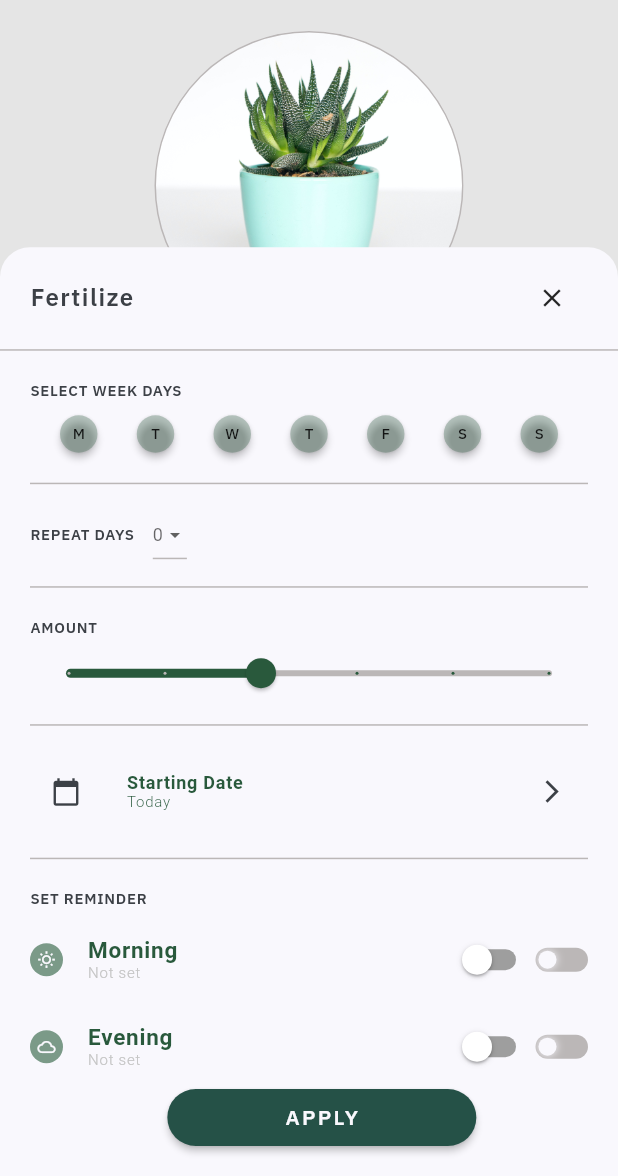
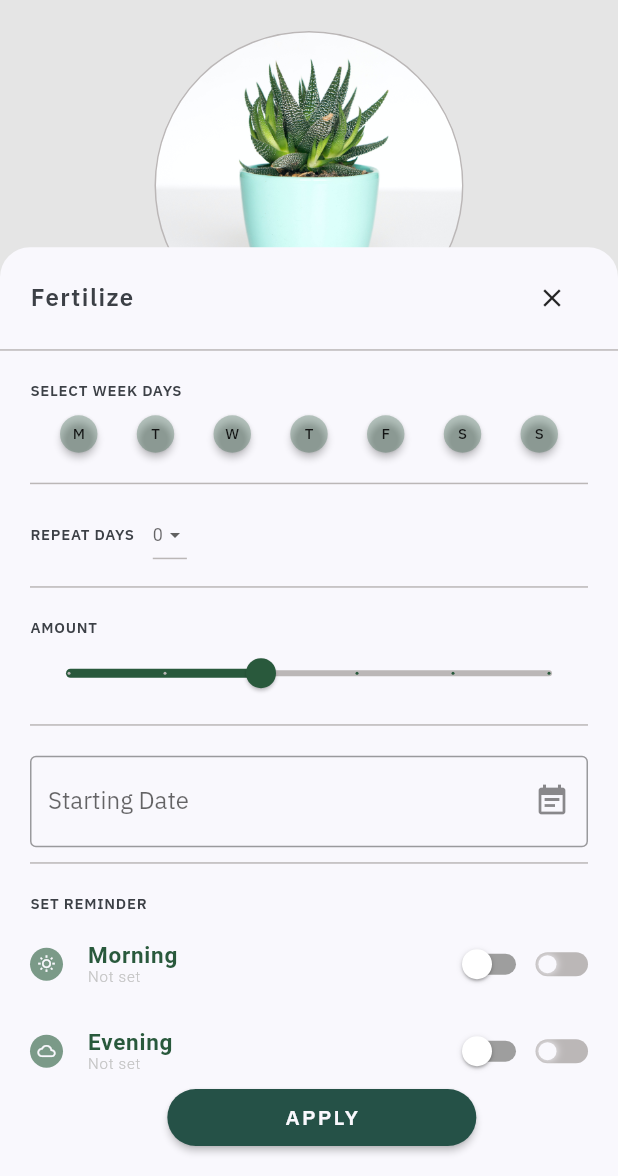
Before and after one commit to KChristelle/plant_project_summative, a Flutter app: the FertilizeScheduler screen opened directly, on a phone screen of 412 x 824 dp, the part 60-1236 px from its top. Run offline on Flutter 3.47's test engine with Material 2 defaults, Android fonts, the phone set to English and light mode, and no system bars; drawn by our look-alikes of date_field, slider_button; our stand-ins replace google_fonts, sqflite, table_calendar; accounts and stored records are empty.

Commit message:
added todo

```diff
--- a/lib/screens/details/components/careOption.dart
+++ b/lib/screens/details/components/careOption.dart
@@ -12,6 +12,7 @@ class CareOption extends StatelessWidget {
     this.press,
     this.color,
     this.backgroundColor,
+    // Add another global var
   });
   final String title, schedule;
   final Icon icon;
@@ -66,7 +67,9 @@ class CareOption extends StatelessWidget {
 
         // slider button
         Spacer(),
-        GreenSwitch(),
+        GreenSwitch(
+          press: null,
+        ),
         SliderButton(
           action: press,
           label: Text(''),
--- a/lib/screens/details/components/plantScheduler.dart
+++ b/lib/screens/details/components/plantScheduler.dart
@@ -5,6 +5,7 @@ import 'package:plant_growth_tracking_app/screens/details/components/listSelecto
 import 'package:plant_growth_tracking_app/screens/details/components/careOption.dart';
 // ignore: unused_import
 import 'package:date_field/date_field.dart';
+import 'package:plant_growth_tracking_app/screens/details/components/test.dart';
 
 class PlantScheduler extends StatelessWidget {
   PlantScheduler({Key key, this.action});
@@ -151,93 +152,95 @@ class PlantScheduler extends StatelessWidget {
                     height: 1.0,
                     color: Color(0xffBBB7B7),
                   ),
+                  // SizedBox(
+                  //   height: kDefaultPadding,
+                  // ),
+
+                  // calendar setting
+                  // Row(
+                  //   children: [
+                  //     // calendar icon
+                  //     IconButton(
+                  //       icon: Icon(Icons.calendar_today),
+                  //       iconSize: 20,
+                  //       color: kTextColor,
+                  //       onPressed: () {
+                  //         //
+                  //       },
+                  //     ),
+
+                  //     SizedBox(
+                  //       width: size.width * 0.04,
+                  //     ),
+
+                  //     // starting date
+                  //     Column(
+                  //       children: [
+                  //         RichText(
+                  //           text: TextSpan(
+                  //             children: [
+                  //               TextSpan(
+                  //                 text: "Starting Date\n",
+                  //                 style: TextStyle(
+                  //                   fontWeight: FontWeight.w600,
+                  //                   letterSpacing: 0.5,
+                  //                   fontSize: 12,
+                  //                   color: darkGreen,
+                  //                 ),
+                  //               ),
+                  //               TextSpan(
+                  //                 text: "Today",
+                  //                 style: TextStyle(
+                  //                   fontSize: 10,
+                  //                   fontWeight: FontWeight.w300,
+                  //                   letterSpacing: 0.5,
+                  //                   color: darkGreen,
+                  //                 ),
+                  //               ),
+                  //             ],
+                  //           ),
+                  //         ),
+                  //       ],
+                  //     ),
+                  //     Spacer(),
+                  //     // arrow
+                  //     IconButton(
+                  //         icon: Icon(Icons.arrow_forward_ios),
+                  //         iconSize: 18,
+                  //         color: kTextColor,
+                  //         onPressed: () {
+                  //           Navigator.push(
+                  //             context,
+                  //             MaterialPageRoute(
+                  //               builder: (context) => DateTimePicker(),
+                  //             ),
+                  //           );
+                  //         }),
+                  //   ],
+                  // ),
                   SizedBox(
                     height: kDefaultPadding,
                   ),
 
-                  // calendar setting
-                  Row(
-                    children: [
-                      // calendar icon
-                      IconButton(
-                        icon: Icon(Icons.calendar_today),
-                        iconSize: 20,
-                        color: kTextColor,
-                        onPressed: () {
-                          //
-                        },
-                      ),
-
-                      SizedBox(
-                        width: size.width * 0.04,
-                      ),
-
-                      // starting date
-                      Column(
-                        children: [
-                          RichText(
-                            text: TextSpan(
-                              children: [
-                                TextSpan(
-                                  text: "Starting Date\n",
-                                  style: TextStyle(
-                                    fontWeight: FontWeight.w600,
-                                    letterSpacing: 0.5,
-                                    fontSize: 12,
-                                    color: darkGreen,
-                                  ),
-                                ),
-                                TextSpan(
-                                  text: "Today",
-                                  style: TextStyle(
-                                    fontSize: 10,
-                                    fontWeight: FontWeight.w300,
-                                    letterSpacing: 0.5,
-                                    color: darkGreen,
-                                  ),
-                                ),
-                              ],
-                            ),
-                          ),
-                        ],
-                      ),
-                      Spacer(),
-                      // arrow
-                      IconButton(
-                          icon: Icon(Icons.arrow_forward_ios),
-                          iconSize: 18,
-                          color: kTextColor,
-                          onPressed: () {
-                            Navigator.push(
-                              context,
-                              MaterialPageRoute(
-                                builder: (context) => DateTimePicker(),
-                              ),
-                            );
-                          }),
-                    ],
+                  // TODO: Change color to green
+                  DateTimeFormField(
+                    decoration: const InputDecoration(
+                      hintStyle: TextStyle(color: Colors.black45),
+                      errorStyle: TextStyle(color: Colors.redAccent),
+                      border: OutlineInputBorder(),
+                      suffixIcon: Icon(Icons.event_note),
+                      labelText: 'Starting Date',
+                    ),
+                    autovalidateMode: AutovalidateMode.always,
+                    validator: (e) =>
+                        (e?.day ?? 0) == 1 ? 'Please not the first day' : null,
+                    onDateSelected: (DateTime value) {
+                      print(value);
+                    },
                   ),
                   SizedBox(
-                    height: kDefaultPadding,
+                    height: kDefaultPadding / 2,
                   ),
-                  // SizedBox(
-                  //   height: kDefaultPadding / 2,
-                  // ),
-                  // DateTimeFormField(
-                  //   decoration: const InputDecoration(
-                  //     hintStyle: TextStyle(color: Colors.black45),
-                  //     errorStyle: TextStyle(color: Colors.redAccent),
-                  //     border: OutlineInputBorder(),
-                  //     suffixIcon: Icon(Icons.event_note),
-                  //     labelText: 'Starting Date',
-                  //   ),
-                  //   autovalidateMode: AutovalidateMode.always,
-                  //   validator: (e) =>
-                  //       (e?.day ?? 0) == 1 ? 'Please not the first day' : null,
-                  //   onDateSelected: (DateTime value) {
-                  //     print(value);
-                  //   },
-                  // ),
                   Container(
                     height: 1.0,
                     color: Color(0xffBBB7B7),
@@ -290,11 +293,22 @@ class PlantScheduler extends StatelessWidget {
                     color: sliderColor,
                     backgroundColor: sliderBackgroundColor,
                     press: () {
-                      // Navigator.push(
-                      //   context,
-                      //   MaterialPageRoute(
-                      //     builder: (context) => DateTimePicker(),
-                      //   ),
+                      // dialog box with only time picker
+                      Navigator.push(
+                        context,
+                        MaterialPageRoute(
+                          builder: (context) => DateTimePicker(),
+                        ),
+                      );
+                      // DateTimeFormField(
+                      //   mode: DateTimeFieldPickerMode.time,
+                      //   autovalidateMode: AutovalidateMode.always,
+                      //   validator: (e) => (e?.day ?? 0) == 1
+                      //       ? 'Please not the first day'
+                      //       : null,
+                      //   onDateSelected: (DateTime value) {
+                      //     print(value);
+                      //   },
                       // );
                     },
                   ),
--- a/lib/screens/details/components/switch.dart
+++ b/lib/screens/details/components/switch.dart
@@ -1,11 +1,13 @@
 import 'package:flutter/material.dart';
 import 'package:plant_growth_tracking_app/resources/constants.dart';
+import 'package:plant_growth_tracking_app/screens/details/fertilize.dart';
 import 'package:plant_growth_tracking_app/screens/details/watering.dart';
 
 class GreenSwitch extends StatefulWidget {
+  final Function press;
   final Function action;
 
-  const GreenSwitch({Key key, this.action}) : super(key: key);
+  const GreenSwitch({Key key, this.action, this.press}) : super(key: key);
   @override
   _GreenSwitchState createState() => _GreenSwitchState();
 }
```
Also changed, not shown: lib/screens/details/components/dateTimePicker.dart (+89 -89 lines), lib/screens/details/components/test.dart (added, +92 -0 lines), 6 other files.
